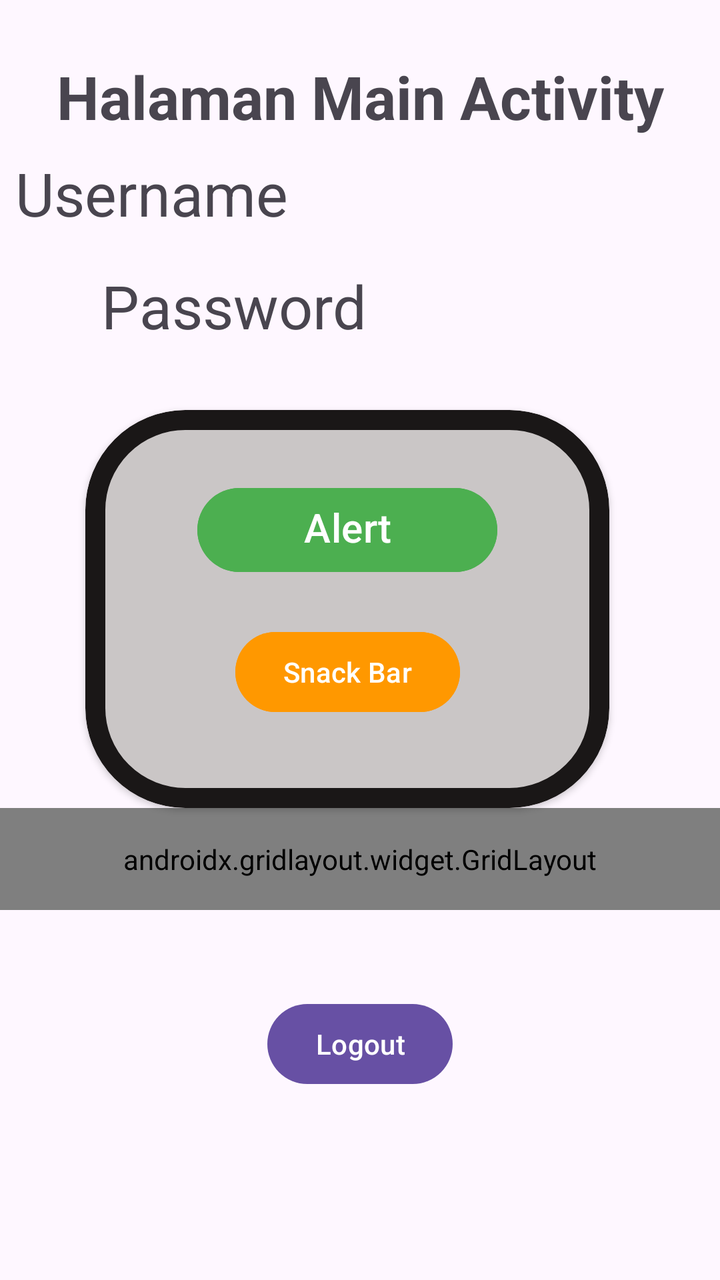
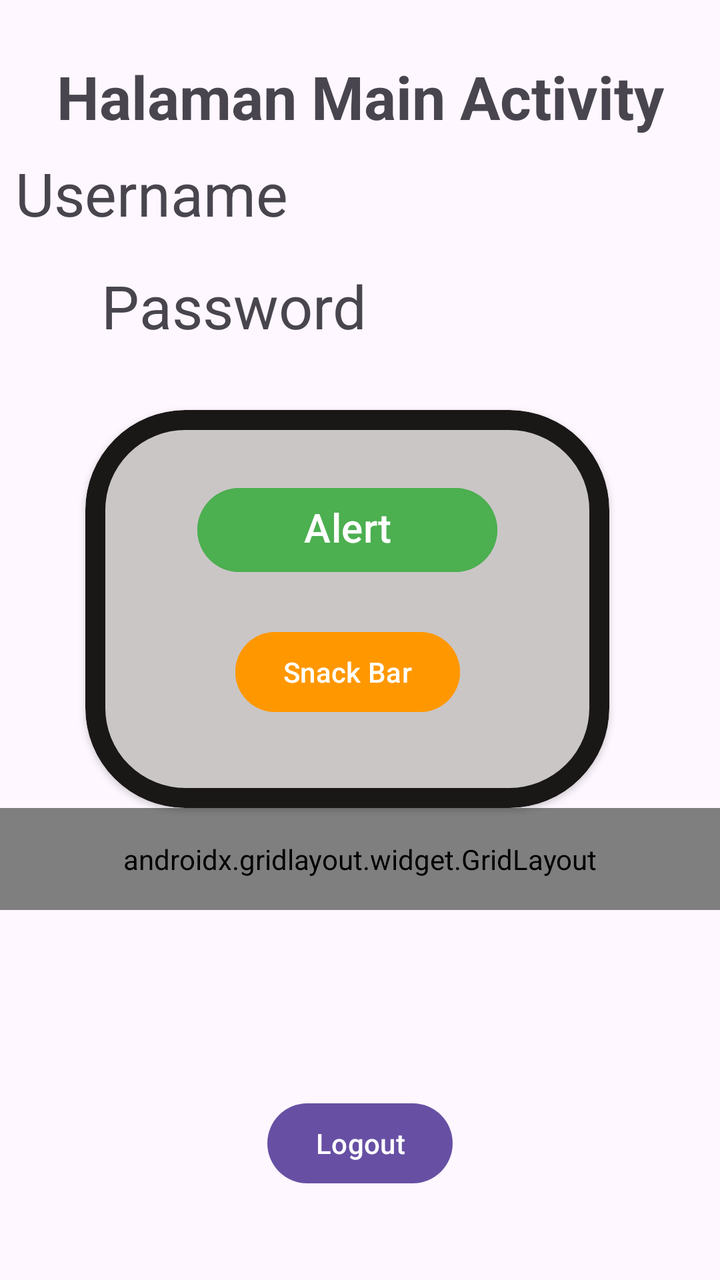

Compare the two renders of this Android layout. The source of the first and the diff that turns it into the second are given below.
<!-- AndroidManifest.xml: application theme Theme.MilaAzizah_3TIB -->
<!-- res/layout/fragment_home.xml -->
<?xml version="1.0" encoding="utf-8"?>
<androidx.constraintlayout.widget.ConstraintLayout
    xmlns:android="http://schemas.android.com/apk/res/android"
    xmlns:tools="http://schemas.android.com/tools"
    android:layout_width="match_parent"
    android:layout_height="match_parent"
    xmlns:app="http://schemas.android.com/apk/res-auto"
    tools:context=".Home.HomeFragment">

    <TextView
        android:id="@+id/textView7"
        android:layout_width="wrap_content"
        android:layout_height="wrap_content"
        android:layout_marginTop="28dp"
        android:text="Halaman Main Activity"
        android:textSize="30dp"
        android:textStyle="bold"
        app:layout_constraintEnd_toEndOf="parent"
        app:layout_constraintStart_toStartOf="parent"
        app:layout_constraintTop_toTopOf="parent" />

    <TextView
        android:id="@+id/txtUsername"
        android:layout_width="wrap_content"
        android:layout_height="wrap_content"
        android:layout_marginTop="8dp"
        android:layout_marginEnd="216dp"
        android:text="Username"
        android:textSize="30dp"
        app:layout_constraintEnd_toEndOf="parent"
        app:layout_constraintTop_toBottomOf="@+id/textView7" />

    <TextView
        android:id="@+id/txtPassword"
        android:layout_width="wrap_content"
        android:layout_height="wrap_content"
        android:layout_marginTop="16dp"
        android:text="Password"
        android:textSize="30dp"
        app:layout_constraintEnd_toEndOf="parent"
        app:layout_constraintHorizontal_bias="0.223"
        app:layout_constraintStart_toStartOf="parent"
        app:layout_constraintTop_toBottomOf="@+id/txtUsername" />

    <com.google.android.material.card.MaterialCardView
        android:id="@+id/materialCardView"
        android:layout_width="262dp"
        android:layout_height="199dp"
        android:layout_marginTop="32dp"
        app:cardBackgroundColor="#CAC6C6"
        app:cardCornerRadius="50dp"
        app:cardElevation="2dp"
        app:layout_constraintEnd_toEndOf="parent"
        app:layout_constraintHorizontal_bias="0.434"
        app:layout_constraintStart_toStartOf="parent"
        app:layout_constraintTop_toBottomOf="@+id/txtPassword"
        app:strokeColor="#1A1717"
        app:strokeWidth="10dp">

        <androidx.constraintlayout.widget.ConstraintLayout
            android:layout_width="match_parent"
            android:layout_height="match_parent"
            android:layout_margin="15dp">

            <Button
                android:id="@+id/btnAlertDialog"
                android:layout_width="150dp"
                android:layout_height="50dp"
                android:layout_marginTop="20dp"
                android:backgroundTint="#4CAF50"
                android:text="Alert Dialog"
                android:textSize="20dp"
                app:layout_constraintEnd_toEndOf="parent"
                app:layout_constraintStart_toStartOf="parent"
                app:layout_constraintTop_toTopOf="parent" />

            <Button
                android:id="@+id/btnSnackBar"
                android:layout_width="wrap_content"
                android:layout_height="wrap_content"
                android:layout_marginTop="92dp"
                android:backgroundTint="#FF9800"
                android:text="Snack Bar"
                app:layout_constraintEnd_toEndOf="parent"
                app:layout_constraintStart_toStartOf="parent"
                app:layout_constraintTop_toTopOf="parent" />
        </androidx.constraintlayout.widget.ConstraintLayout>
    </com.google.android.material.card.MaterialCardView>

    <androidx.gridlayout.widget.GridLayout
        android:id="@+id/gridMenu"
        android:layout_width="0dp"
        android:layout_height="wrap_content"
        android:padding="16dp"
        app:columnCount="2"
        app:useDefaultMargins="true"
        app:layout_constraintEnd_toEndOf="parent"
        app:layout_constraintStart_toStartOf="parent"
        app:layout_constraintTop_toBottomOf="@+id/materialCardView">

        <Button
            android:id="@+id/btnKembali"
            android:layout_width="wrap_content"
            android:layout_height="wrap_content"
            android:text="Kembali"
            app:layout_columnWeight="1"
            app:layout_gravity="fill_horizontal"
            app:layout_constraintEnd_toEndOf="parent"
            app:layout_constraintStart_toStartOf="parent"
            app:layout_constraintTop_toBottomOf="@+id/materialCardView" />

        <Button
            android:id="@+id/btnToLima"
            android:layout_width="wrap_content"
            android:layout_height="wrap_content"
            android:text="Pertemuan5"
            app:layout_columnWeight="1"
            app:layout_gravity="fill_horizontal"
            app:layout_constraintBottom_toBottomOf="parent"
            app:layout_constraintEnd_toEndOf="parent"
            app:layout_constraintStart_toStartOf="parent"
            app:layout_constraintTop_toBottomOf="@+id/btnKembali"
            app:layout_constraintVertical_bias="0.037" />

        <Button
            android:id="@+id/btnToSix"
            android:layout_width="wrap_content"
            android:layout_height="wrap_content"
            android:text="Pertemuan6"
            app:layout_columnWeight="1"
            app:layout_gravity="fill_horizontal"
            app:layout_constraintEnd_toEndOf="parent"
            app:layout_constraintStart_toStartOf="parent"
            app:layout_constraintTop_toBottomOf="@+id/btnToLima" />

        <Button
            android:id="@+id/btnToNine"
            android:layout_width="wrap_content"
            android:layout_height="wrap_content"
            android:text="Pertemuan9"
            app:layout_columnWeight="1"
            app:layout_gravity="fill_horizontal"
            app:layout_constraintEnd_toEndOf="parent"
            app:layout_constraintStart_toStartOf="parent"
            app:layout_constraintTop_toBottomOf="@+id/btnToSix" />
    </androidx.gridlayout.widget.GridLayout>

    <Button
        android:id="@+id/btnLogout"
        android:layout_width="wrap_content"
        android:layout_height="wrap_content"
        android:text="Logout"
        app:layout_columnWeight="1"
        app:layout_gravity="fill_horizontal"
        app:layout_constraintBottom_toBottomOf="parent"
        app:layout_constraintEnd_toEndOf="parent"
        app:layout_constraintStart_toStartOf="parent"
        app:layout_constraintTop_toTopOf="@+id/gridMenu" />

</androidx.constraintlayout.widget.ConstraintLayout>
<!-- resources referenced by this layout -->
<resources>
  <style name="Theme.MilaAzizah_3TIB" parent="Base.Theme.MilaAzizah_3TIB" />
  <style name="Base.Theme.MilaAzizah_3TIB" parent="Theme.Material3.DayNight.NoActionBar">
          
          
      </style>
</resources>

<!-- the commit's change to res/layout/fragment_home.xml (unified diff, before → after) -->
@@ -143,6 +143,17 @@
             app:layout_constraintEnd_toEndOf="parent"
             app:layout_constraintStart_toStartOf="parent"
             app:layout_constraintTop_toBottomOf="@+id/btnToSix" />
+
+        <Button
+            android:id="@+id/btnToTenth"
+            android:layout_width="wrap_content"
+            android:layout_height="wrap_content"
+            android:text="Pertemuan10"
+            app:layout_columnWeight="1"
+            app:layout_gravity="fill_horizontal"
+            app:layout_constraintEnd_toEndOf="parent"
+            app:layout_constraintStart_toStartOf="parent"
+            app:layout_constraintTop_toBottomOf="@+id/btnToSix" />
     </androidx.gridlayout.widget.GridLayout>
 
     <Button
@@ -151,10 +162,12 @@
         android:layout_height="wrap_content"
         android:text="Logout"
         app:layout_columnWeight="1"
-        app:layout_gravity="fill_horizontal"
         app:layout_constraintBottom_toBottomOf="parent"
         app:layout_constraintEnd_toEndOf="parent"
         app:layout_constraintStart_toStartOf="parent"
-        app:layout_constraintTop_toTopOf="@+id/gridMenu" />
+        app:layout_constraintTop_toBottomOf="@+id/gridMenu"
+        app:layout_constraintVertical_bias="0.676"
+        app:layout_gravity="fill_horizontal" />
+
 
 </androidx.constraintlayout.widget.ConstraintLayout>
